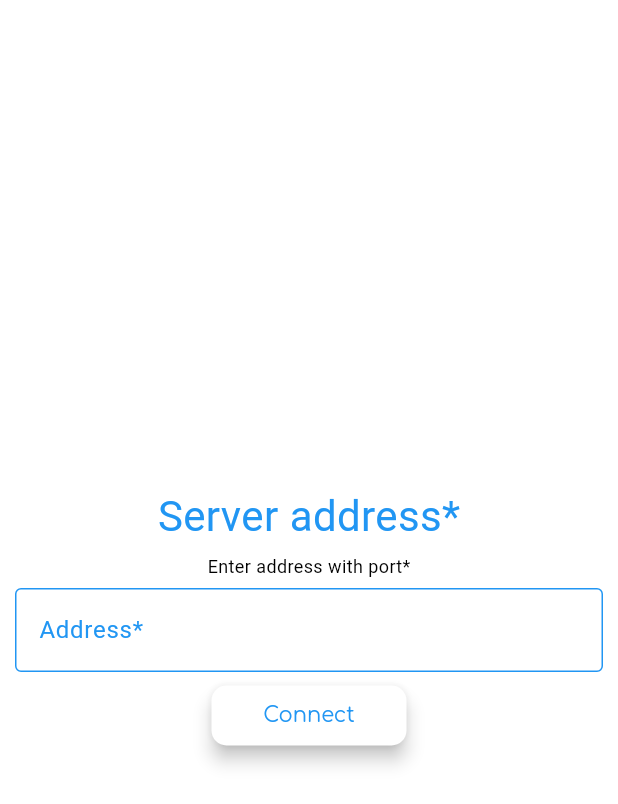
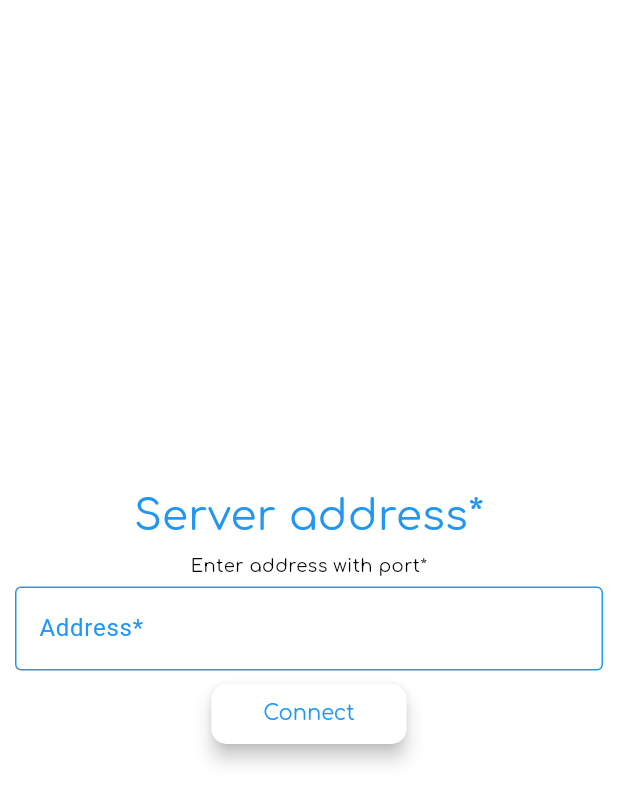
Before and after one commit to Ilase/net_runner, a Flutter app: the InitWsConnectionPage screen opened by its route, after a tap on "Connect", on a phone screen of 412 x 824 dp. Shown: the top 804 px of the screen. Run offline on Flutter 3.47's test engine with Material 3 defaults, Android fonts, the phone set to English and light mode, and no system bars; our stand-ins replace auto_size_text, bloc, equatable, flutter_bloc, flutter_cache_manager, google_fonts and 3 more; missing offline and left inert: platform_detector; accounts and stored records are empty.

Commit message:
start to rewrite backend and added preparing before connect to server. (get request)

```diff
--- /dev/null
+++ b/lib/core/domain/api_data_controller/api_data_controller_bloc.dart
@@ -0,0 +1,15 @@
+import 'package:bloc/bloc.dart';
+import 'package:equatable/equatable.dart';
+import 'package:meta/meta.dart';
+
+part 'api_data_controller_event.dart';
+part 'api_data_controller_state.dart';
+
+class ApiDataControllerBloc extends Bloc<ApiDataControllerEvent, ApiDataControllerState> {
+  List<dynamic>? hostList;
+  List<Map<String,dynamic>>? taskList;
+  Map<String,dynamic>? hostPingList;
+  ApiDataControllerBloc() : super(ApiDataControllerInitial()) {
+    on<ApiDataControllerEvent>;
+  }
+}
--- /dev/null
+++ b/lib/core/domain/api_data_controller/api_data_controller_event.dart
@@ -0,0 +1,5 @@
+part of 'api_data_controller_bloc.dart';
+
+@immutable
+sealed class ApiDataControllerEvent {}
+class UpdateDataEvent extends ApiDataControllerEvent {}
--- /dev/null
+++ b/lib/core/domain/connection_init/connection_init_event.dart
@@ -0,0 +1,8 @@
+part of 'connection_init_bloc.dart';
+
+abstract class ConnectionInitEvent {}
+
+class ConnectionInitCheckEvent extends ConnectionInitEvent {
+  final String uri;
+  ConnectionInitCheckEvent({required this.uri});
+}
--- /dev/null
+++ b/lib/core/domain/connection_init/connection_init_state.dart
@@ -0,0 +1,11 @@
+part of 'connection_init_bloc.dart';
+
+@immutable
+sealed class ConnectionInitState {}
+
+final class ConnectionInitInitial extends ConnectionInitState {}
+class ConnectionInitOk extends ConnectionInitState {}
+class ConnectionInitError extends ConnectionInitState {
+  final String error;
+  ConnectionInitError({required this.error});
+}
--- a/lib/core/domain/post_request/post_request_bloc.dart
+++ b/lib/core/domain/post_request/post_request_bloc.dart
@@ -2,6 +2,7 @@ import 'package:bloc/bloc.dart';
 import 'package:equatable/equatable.dart';
 import 'package:http/http.dart' as http;
 import 'package:net_runner/core/data/logger.dart';
+import 'package:net_runner/core/domain/api_data_controller/api_data_controller_bloc.dart';
 import 'dart:convert';
 import 'package:net_runner/core/domain/web_data_repo/web_data_repo_bloc.dart';
 
@@ -10,10 +11,12 @@ part 'post_request_state.dart';
 
 class PostRequestBloc extends Bloc<PostRequestEvent, PostRequestState> {
   final ElementBloc elementBloc;
+  final ApiDataControllerBloc apiDataControllerBloc;
 
   static String? uri;
 
-  PostRequestBloc(this.elementBloc) : super(PostRequestInitialState()){
+  PostRequestBloc(this.elementBloc, this.apiDataControllerBloc)
+      : super(PostRequestInitialState()){
     on<PostRequestGetEvent>(_getResponseOls);
     on<PostRequestSendEvent>(_sendRequest);
     on<UpdateUriPostRequestEvent>(_updateUri);
@@ -21,12 +24,30 @@ class PostRequestBloc extends Bloc<PostRequestEvent, PostRequestState> {
     on<ClearUriPostRequestEvent>(_clearUri);
     on<PostRequestGetSingleTaskEvent>(_getSingleTask);
     on<PostRequestDeleteHostEvent>(_deleteHost);
+    //new events
+
+    // on<GetRequest>(_getRequest);
+    // on<PostRequest>(_postRequest);
+    // on<DeleteRequest>;
+
   }
 
+  //new
+
+
+
+
+
+
+
+
+
+  //old
   Future<void> _getSingleTask(PostRequestGetSingleTaskEvent event, Emitter emit) async {
     emit(PostRequestLoadInProgressState());
     try{
       if (uri == "") {
+        ntLogger.w(uri);
         emit(const PostRequestLoadFailureState("Uri is empty*"));
         return;
       }
--- a/lib/core/domain/post_request/post_request_event.dart
+++ b/lib/core/domain/post_request/post_request_event.dart
@@ -9,6 +9,30 @@ abstract class PostRequestEvent extends Equatable {
   @override
   List<Object?> get props => [];
 }
+
+
+//new
+
+class GetRequest extends PostRequestEvent{
+  final String endpoint;
+  const GetRequest({required this.endpoint});
+}
+
+class PostRequest extends PostRequestEvent{
+  final String endpoint;
+  final Map<String,dynamic> body;
+
+  const PostRequest(this.endpoint, this.body);
+}
+
+class DeleteRequest extends PostRequestEvent {
+  final String endpoint;
+
+  const DeleteRequest({required this.endpoint});
+}
+//old
+
+
 
 class ClearUriPostRequestEvent extends PostRequestEvent {}
 class FetchPostRequestEvent extends PostRequestEvent {}
--- a/lib/features/init_ws_connection_page/presentation/init_ws_connection_page_native.dart
+++ b/lib/features/init_ws_connection_page/presentation/init_ws_connection_page_native.dart
@@ -2,6 +2,7 @@ import 'package:flutter/material.dart';
 import 'package:flutter/services.dart';
 import 'package:flutter_bloc/flutter_bloc.dart';
 import 'package:net_runner/core/data/logger.dart';
+import 'package:net_runner/core/domain/connection_init/connection_init_bloc.dart';
 import 'package:net_runner/core/domain/post_request/post_request_bloc.dart';
 import 'package:net_runner/core/domain/web_socket/web_socket_bloc.dart';
 import 'package:net_runner/utils/constants/themes/text_styles.dart';
@@ -24,16 +25,16 @@ class _InitWsConnectionPageState extends State<InitWsConnectionPage> {
     final double height = size.height;
     return Scaffold(
       body: Center(
-        child: BlocListener<WebSocketBloc, WebSocketState>(
+        child: BlocListener<ConnectionInitBloc, ConnectionInitState>(
           listener: (context, state) {
-            if(state is WebSocketError){
-              ntLogger.e(state.message);
-              ScaffoldMessenger.of(context).showSnackBar(SnackBar(content: Text(state.toString())));
-            }
-            if(state is WebSocketConnected){
-              ScaffoldMessenger.of(context).showSnackBar(const SnackBar(content: Text('Connected*')));
+            if(state is ConnectionInitOk){
+              ScaffoldMessenger.of(context).showSnackBar(SnackBar(content: Text('Connected!')));
               Navigator.of(context).pushNamed('/head');
             }
+            if(state is ConnectionInitError){
+              ScaffoldMessenger.of(context).showSnackBar(SnackBar(content: Text('Error: ${state.error}')));
+            }
+
           },
           child: SizedBox(
             width: 500,
@@ -69,12 +70,17 @@ class _InitWsConnectionPageState extends State<InitWsConnectionPage> {
                         onPressed: () async {
                           if(_uriAddress.text.isNotEmpty){
                             if(_uriAddress.text.isNotEmpty){
+                              context.read<ConnectionInitBloc>().add(ConnectionInitCheckEvent(uri: 'http://${_uriAddress.text}/api/v1'));
+                              await Future.delayed(const Duration(milliseconds: 500));
+                              if (context.read<ConnectionInitBloc>().state is ConnectionInitOk) {
                                 context.read<WebSocketBloc>().add(
                                     WebSocketConnect(
                                         'ws://${_uriAddress.text}/api/v1/ws'));
                                 context.read<PostRequestBloc>().add(
                                     UpdateUriPostRequestEvent(
                                         uri: _uriAddress.text));
+
+                              }
                             } else {
                               ScaffoldMessenger.of(context).showSnackBar(
                                   const SnackBar(
--- /dev/null
+++ b/lib/features/scanning/domain/scan_controller/scan_controller_event.dart
@@ -0,0 +1,4 @@
+part of 'scan_controller_bloc.dart';
+
+@immutable
+sealed class ScanControllerEvent {}
--- /dev/null
+++ b/lib/features/scanning/domain/scan_controller/scan_controller_state.dart
@@ -0,0 +1,6 @@
+part of 'scan_controller_bloc.dart';
+
+@immutable
+sealed class ScanControllerState {}
+
+final class ScanControllerInitial extends ScanControllerState {}
--- a/lib/main.dart
+++ b/lib/main.dart
@@ -3,7 +3,9 @@ import 'package:flutter/material.dart';
 import 'package:flutter_bloc/flutter_bloc.dart';
 import 'package:net_runner/core/data/logger.dart';
 import 'package:net_runner/core/data/platform.dart';
+import 'package:net_runner/core/domain/api_data_controller/api_data_controller_bloc.dart';
 import 'package:net_runner/core/domain/checkbox_controller/checkbox_controller_bloc.dart';
+import 'package:net_runner/core/domain/connection_init/connection_init_bloc.dart';
 import 'package:net_runner/core/domain/post_request/post_request_bloc.dart';
 import 'package:net_runner/core/domain/web_data_repo/web_data_repo_bloc.dart';
 import 'package:net_runner/core/domain/web_socket/web_socket_bloc.dart';
@@ -24,9 +26,11 @@ import 'package:shared_preferences/shared_preferences.dart';
 void main() async {
   ntLogger.i('Is web: $platform');
   final ElementBloc elementBloc = ElementBloc();
+  final ApiDataControllerBloc apiDataControllerBloc = ApiDataControllerBloc();
   final WebSocketBloc webSocketBloc = WebSocketBloc(elementBloc);
-  final PostRequestBloc postRequestBloc = PostRequestBloc(elementBloc);//HttpBloc(elementBloc);
+  final PostRequestBloc postRequestBloc = PostRequestBloc(elementBloc, apiDataControllerBloc);//HttpBloc(elementBloc);
   final CheckboxControllerBloc checkboxControllerBloc = CheckboxControllerBloc();
+  final ConnectionInitBloc connectionInitBloc = ConnectionInitBloc();
   WidgetsFlutterBinding.ensureInitialized();
   SharedPreferences sharedPreferences = await SharedPreferences.getInstance();
   runApp(
@@ -36,6 +40,7 @@ void main() async {
       postRequestBlocPtr: postRequestBloc,
       webSocketBlocPtr: webSocketBloc,
       checkboxControllerBlocPtr: checkboxControllerBloc,
+      connectionInitBloc: connectionInitBloc,
     )
   );
 }
@@ -46,13 +51,18 @@ class StartPoint extends StatelessWidget {
   final WebSocketBloc webSocketBlocPtr;
   final PostRequestBloc postRequestBlocPtr;
   final CheckboxControllerBloc checkboxControllerBlocPtr;
+  final ConnectionInitBloc connectionInitBloc;
+
+
   const StartPoint(
     {
-      super.key, required this.elementBlocPtr,
+      super.key,
+      required this.elementBlocPtr,
       required this.postRequestBlocPtr,
       required this.webSocketBlocPtr ,
       required this.sharedPreferences,
       required this.checkboxControllerBlocPtr,
+      required this.connectionInitBloc,
     }
   );
 
@@ -68,6 +78,7 @@ class StartPoint extends StatelessWidget {
         BlocProvider.value(value: webSocketBlocPtr), //<WebSocketBloc>(create: (context) => WebSocketBloc()),
         BlocProvider.value(value: elementBlocPtr), //<CacheOperatorBloc>(create: (context) => CacheOperatorBloc(sharedPreferences: sharedPreferences)),
         BlocProvider.value(value: checkboxControllerBlocPtr),
+        BlocProvider.value(value: connectionInitBloc),
       ],
       child: MaterialApp(
         debugShowCheckedModeBanner: true,
--- a/lib/utils/constants/themes/text_styles.dart
+++ b/lib/utils/constants/themes/text_styles.dart
@@ -3,15 +3,15 @@ import 'package:google_fonts/google_fonts.dart';
 
 class AppTextStyle {
   static TextTheme lightTextTheme =  TextTheme(
-      titleLarge: GoogleFonts.notoSansBuhid(fontSize: 44, color: Colors.white),
-      titleMedium: GoogleFonts.notoSansBuhid(fontSize: 32, color: Colors.blue),
-      titleSmall: GoogleFonts.notoSansBuhid(fontSize: 16, color: Colors.white),
-      headlineMedium: GoogleFonts.notoSansBuhid(fontSize: 18, color: Colors.white),
-      headlineSmall: GoogleFonts.notoSansBuhid(fontSize: 14, color: Colors.white),
-      labelSmall: GoogleFonts.notoSansBuhid(fontSize: 12, color: Colors.blue),
-      bodyMedium: GoogleFonts.notoSansBuhid(fontSize: 28, color: Colors.blue),
-      bodySmall: GoogleFonts.notoSansBuhid(fontSize: 12, color: Colors.black),
-      displaySmall: GoogleFonts.notoSansBuhid(fontSize: 12, color: Colors.white)
+      titleLarge: GoogleFonts.comfortaa(fontSize: 44, color: Colors.white),
+      titleMedium: GoogleFonts.comfortaa(fontSize: 32, color: Colors.blue),
+      titleSmall: GoogleFonts.comfortaa(fontSize: 16, color: Colors.white),
+      headlineMedium: GoogleFonts.comfortaa(fontSize: 18, color: Colors.white),
+      headlineSmall: GoogleFonts.comfortaa(fontSize: 14, color: Colors.white),
+      labelSmall: GoogleFonts.comfortaa(fontSize: 12, color: Colors.blue),
+      bodyMedium: GoogleFonts.comfortaa(fontSize: 28, color: Colors.blue),
+      bodySmall: GoogleFonts.comfortaa(fontSize: 12, color: Colors.black),
+      displaySmall: GoogleFonts.comfortaa(fontSize: 12, color: Colors.white)
   );
   // static const titleText = AutoSizeText(
   //   'NetRunner',
```
Also changed, not shown: lib/core/data/api_service/api_service.dart (added, +35 -0 lines), lib/core/domain/api_data_controller/api_data_controller_state.dart (added, +24 -0 lines), lib/core/domain/api_data_controller/api_request.dart (added, +25 -0 lines), lib/core/domain/connection_init/connection_init_bloc.dart (added, +30 -0 lines), lib/features/scanning/domain/scan_controller/scan_controller_bloc.dart (added, +13 -0 lines), lib/utils/constants/api_path.dart (+41 -0 lines), pubspec.yaml (+12 -5 lines), lib/core/domain/api/api_bloc.dart (added), pubspec.lock, 1 other file. Lines whose indentation alone changed are shown as unchanged.
